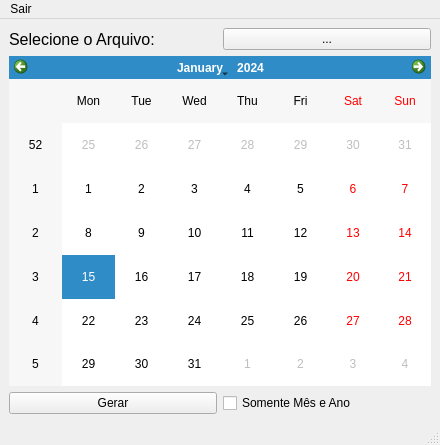
Above: Tela.ui from LordArwin/LerTxtDatEstaMet before the change. Below: the same form after it.
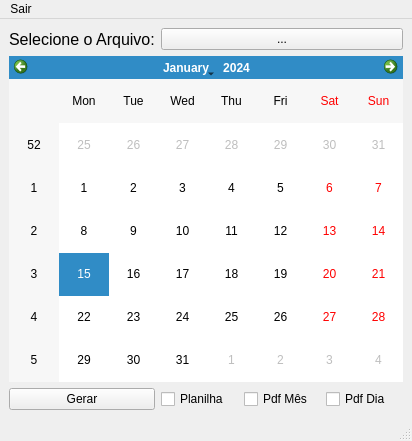
That is the form after the change. Icons and pictures are not drawn.

```diff
--- a/Tela.ui
+++ b/Tela.ui
@@ -9,8 +9,8 @@
    <rect>
     <x>0</x>
     <y>0</y>
-    <width>440</width>
-    <height>445</height>
+    <width>412</width>
+    <height>441</height>
    </rect>
   </property>
   <property name="windowTitle">
@@ -18,24 +18,50 @@
   </property>
   <widget class="QWidget" name="centralwidget">
    <layout class="QGridLayout" name="gridLayout">
-    <item row="4" column="0" colspan="2">
-     <widget class="QCalendarWidget" name="calendario"/>
+    <item row="3" column="3">
+     <widget class="QCheckBox" name="checkDia">
+      <property name="text">
+       <string>Pdf Dia</string>
+      </property>
+     </widget>
     </item>
-    <item row="5" column="1">
-     <widget class="QCheckBox" name="checkTipo">
+    <item row="0" column="0">
+     <widget class="QLabel" name="label_2">
+      <property name="font">
+       <font>
+        <pointsize>12</pointsize>
+       </font>
+      </property>
       <property name="text">
-       <string>Somente Mês e Ano</string>
+       <string>Selecione o Arquivo:</string>
       </property>
      </widget>
     </item>
-    <item row="5" column="0">
+    <item row="3" column="0">
      <widget class="QPushButton" name="botaoGerar">
       <property name="text">
        <string>Gerar</string>
       </property>
      </widget>
     </item>
+    <item row="1" column="0" colspan="4">
+     <widget class="QCalendarWidget" name="calendario"/>
+    </item>
     <item row="3" column="1">
+     <widget class="QCheckBox" name="checkplanilha">
+      <property name="text">
+       <string>Planilha</string>
+      </property>
+     </widget>
+    </item>
+    <item row="3" column="2">
+     <widget class="QCheckBox" name="checkmes">
+      <property name="text">
+       <string>Pdf Mês</string>
+      </property>
+     </widget>
+    </item>
+    <item row="0" column="1" colspan="3">
      <widget class="QPushButton" name="escolheArquivo">
       <property name="cursor">
        <cursorShape>PointingHandCursor</cursorShape>
@@ -55,18 +81,6 @@
       </property>
      </widget>
     </item>
-    <item row="3" column="0">
-     <widget class="QLabel" name="label_2">
-      <property name="font">
-       <font>
-        <pointsize>12</pointsize>
-       </font>
-      </property>
-      <property name="text">
-       <string>Selecione o Arquivo:</string>
-      </property>
-     </widget>
-    </item>
    </layout>
   </widget>
   <widget class="QMenuBar" name="menubar">
@@ -74,7 +88,7 @@
     <rect>
      <x>0</x>
      <y>0</y>
-     <width>440</width>
+     <width>412</width>
      <height>21</height>
     </rect>
    </property>
```
